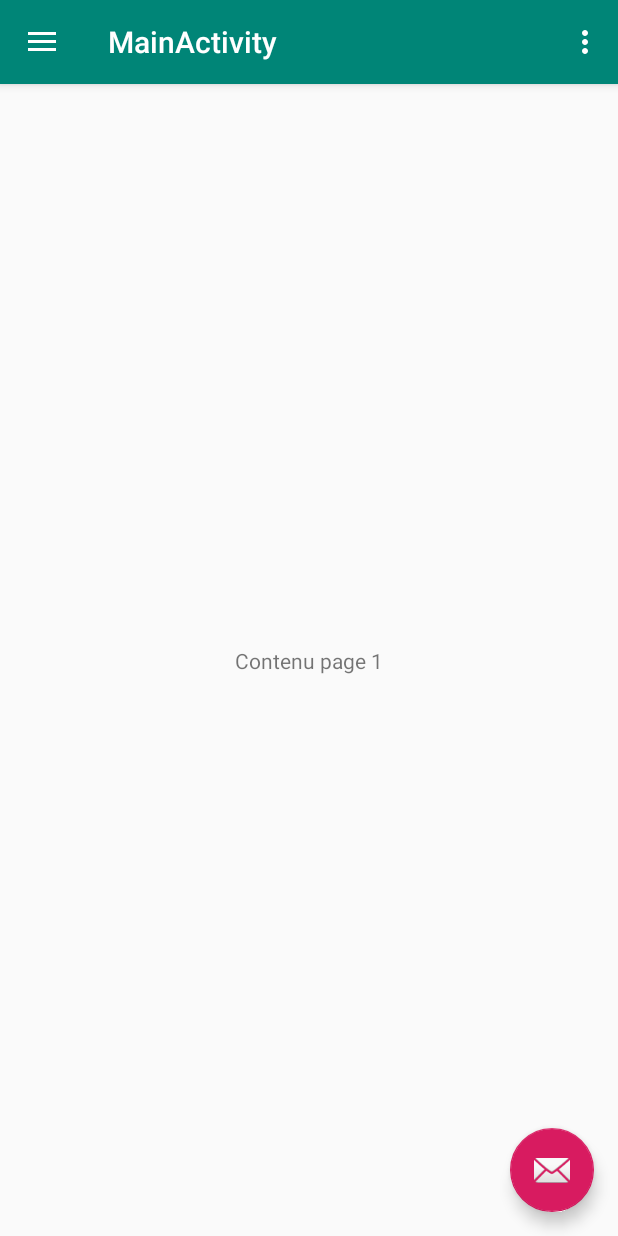
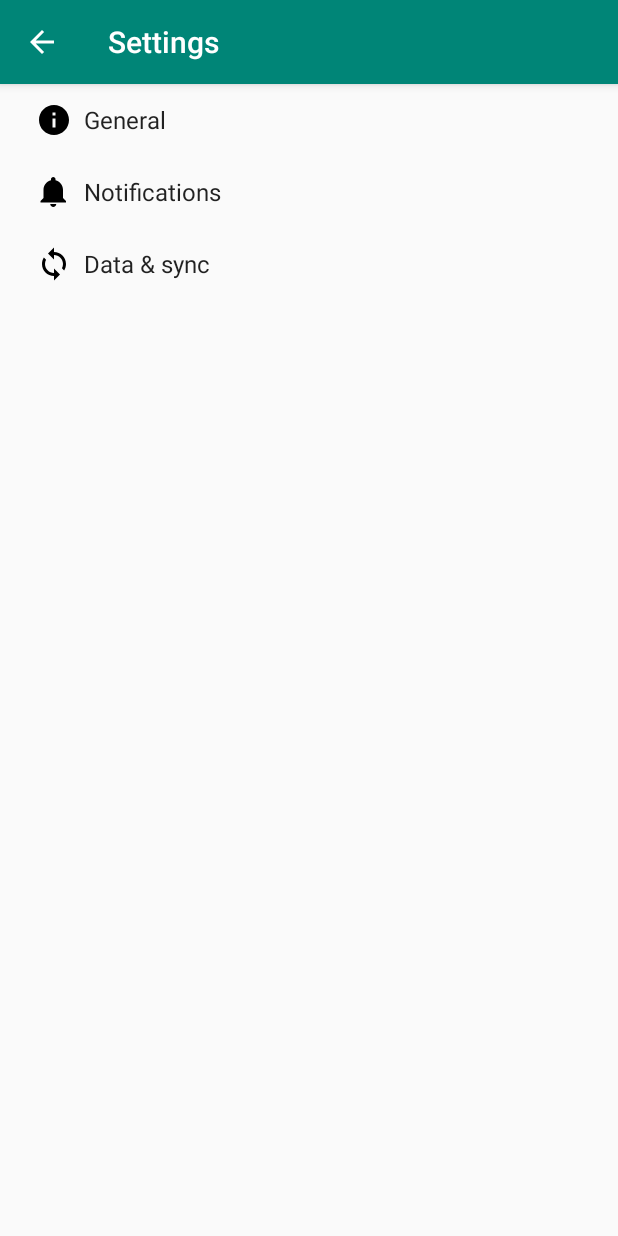
Before and after one commit to forumemi/ForumEMIEntreprises, an Android app: the MainActivity screen opened directly, with no data from a screen before it, in the options menu, after a tap on "Settings", on a phone screen of 412 x 824 dp. Run offline under Robolectric (Android 15) with nearby library versions, the phone set to English and light mode, and no system bars; our stand-ins replace Firebase (no records; nobody signed in at launch, a user with empty details on screens opened directly).

Commit message:
Add SettingsActivity

```diff
--- /dev/null
+++ b/app/src/main/java/com/forum/emi/app/AppCompatPreferenceActivity.java
@@ -0,0 +1,109 @@
+package com.forum.emi.app;
+
+import android.content.res.Configuration;
+import android.os.Bundle;
+import android.preference.PreferenceActivity;
+import android.support.annotation.LayoutRes;
+import android.support.annotation.Nullable;
+import android.support.v7.app.ActionBar;
+import android.support.v7.app.AppCompatDelegate;
+import android.support.v7.widget.Toolbar;
+import android.view.MenuInflater;
+import android.view.View;
+import android.view.ViewGroup;
+
+/**
+ * A {@link android.preference.PreferenceActivity} which implements and proxies the necessary calls
+ * to be used with AppCompat.
+ */
+public abstract class AppCompatPreferenceActivity extends PreferenceActivity {
+
+    private AppCompatDelegate mDelegate;
+
+    @Override
+    protected void onCreate(Bundle savedInstanceState) {
+        getDelegate().installViewFactory();
+        getDelegate().onCreate(savedInstanceState);
+        super.onCreate(savedInstanceState);
+    }
+
+    @Override
+    protected void onPostCreate(Bundle savedInstanceState) {
+        super.onPostCreate(savedInstanceState);
+        getDelegate().onPostCreate(savedInstanceState);
+    }
+
+    public ActionBar getSupportActionBar() {
+        return getDelegate().getSupportActionBar();
+    }
+
+    public void setSupportActionBar(@Nullable Toolbar toolbar) {
+        getDelegate().setSupportActionBar(toolbar);
+    }
+
+    @Override
+    public MenuInflater getMenuInflater() {
+        return getDelegate().getMenuInflater();
+    }
+
+    @Override
+    public void setContentView(@LayoutRes int layoutResID) {
+        getDelegate().setContentView(layoutResID);
+    }
+
+    @Override
+    public void setContentView(View view) {
+        getDelegate().setContentView(view);
+    }
+
+    @Override
+    public void setContentView(View view, ViewGroup.LayoutParams params) {
+        getDelegate().setContentView(view, params);
+    }
+
+    @Override
+    public void addContentView(View view, ViewGroup.LayoutParams params) {
+        getDelegate().addContentView(view, params);
+    }
+
+    @Override
+    protected void onPostResume() {
+        super.onPostResume();
+        getDelegate().onPostResume();
+    }
+
+    @Override
+    protected void onTitleChanged(CharSequence title, int color) {
+        super.onTitleChanged(title, color);
+        getDelegate().setTitle(title);
+    }
+
+    @Override
+    public void onConfigurationChanged(Configuration newConfig) {
+        super.onConfigurationChanged(newConfig);
+        getDelegate().onConfigurationChanged(newConfig);
+    }
+
+    @Override
+    protected void onStop() {
+        super.onStop();
+        getDelegate().onStop();
+    }
+
+    @Override
+    protected void onDestroy() {
+        super.onDestroy();
+        getDelegate().onDestroy();
+    }
+
+    public void invalidateOptionsMenu() {
+        getDelegate().invalidateOptionsMenu();
+    }
+
+    private AppCompatDelegate getDelegate() {
+        if (mDelegate == null) {
+            mDelegate = AppCompatDelegate.create(this, null);
+        }
+        return mDelegate;
+    }
+}
--- a/app/src/main/java/com/forum/emi/app/MainActivity.java
+++ b/app/src/main/java/com/forum/emi/app/MainActivity.java
@@ -78,6 +78,8 @@ public class MainActivity extends AppCompatActivity
 
         //noinspection SimplifiableIfStatement
         if (id == R.id.action_settings) {
+            Intent intent = new Intent(MainActivity.this,SettingsActivity.class);
+            startActivity(intent);
             return true;
         }
 
--- /dev/null
+++ b/app/src/main/res/drawable/ic_info_black_24dp.xml
@@ -0,0 +1,9 @@
+<vector xmlns:android="http://schemas.android.com/apk/res/android"
+    android:width="24dp"
+    android:height="24dp"
+    android:viewportWidth="24.0"
+    android:viewportHeight="24.0">
+    <path
+        android:fillColor="#FF000000"
+        android:pathData="M12,2C6.48,2 2,6.48 2,12s4.48,10 10,10 10,-4.48 10,-10S17.52,2 12,2zm1,15h-2v-6h2v6zm0,-8h-2V7h2v2z" />
+</vector>
--- /dev/null
+++ b/app/src/main/res/drawable/ic_notifications_black_24dp.xml
@@ -0,0 +1,9 @@
+<vector xmlns:android="http://schemas.android.com/apk/res/android"
+    android:width="24dp"
+    android:height="24dp"
+    android:viewportWidth="24.0"
+    android:viewportHeight="24.0">
+    <path
+        android:fillColor="#FF000000"
+        android:pathData="M11.5,22c1.1,0 2,-0.9 2,-2h-4c0,1.1 0.9,2 2,2zm6.5,-6v-5.5c0,-3.07 -2.13,-5.64 -5,-6.32V3.5c0,-0.83 -0.67,-1.5 -1.5,-1.5S10,2.67 10,3.5v0.68c-2.87,0.68 -5,3.25 -5,6.32V16l-2,2v1h17v-1l-2,-2z" />
+</vector>
--- /dev/null
+++ b/app/src/main/res/drawable/ic_sync_black_24dp.xml
@@ -0,0 +1,9 @@
+<vector xmlns:android="http://schemas.android.com/apk/res/android"
+    android:width="24dp"
+    android:height="24dp"
+    android:viewportWidth="24.0"
+    android:viewportHeight="24.0">
+    <path
+        android:fillColor="#FF000000"
+        android:pathData="M12 4V1L8 5l4 4V6c3.31 0 6 2.69 6 6 0 1.01,-.25 1.97,-.7 2.8l1.46 1.46C19.54 15.03 20 13.57 20 12c0,-4.42,-3.58,-8,-8,-8zm0 14c-3.31 0,-6,-2.69,-6,-6 0,-1.01.25,-1.97.7,-2.8L5.24 7.74C4.46 8.97 4 10.43 4 12c0 4.42 3.58 8 8 8v3l4,-4,-4,-4v3z" />
+</vector>
--- a/app/src/main/res/values/strings.xml
+++ b/app/src/main/res/values/strings.xml
@@ -12,4 +12,77 @@
     <string name="nav_home">Acceuil</string>
     <string name="nav_plan">Plan</string>
     <string name="nav_companies">Entreprises participantes</string>
+    <string name="title_activity_settings">Settings</string>
+
+    <!-- Strings related to Settings -->
+
+    <!-- Example General settings -->
+    <string name="pref_header_general">General</string>
+
+    <string name="pref_title_social_recommendations">Enable social recommendations</string>
+    <string name="pref_description_social_recommendations">Recommendations for people to contact
+        based on your message history
+    </string>
+
+    <string name="pref_title_display_name">Display name</string>
+    <string name="pref_default_display_name">John Smith</string>
+
+    <string name="pref_title_add_friends_to_messages">Add friends to messages</string>
+    <string-array name="pref_example_list_titles">
+        <item>Always</item>
+        <item>When possible</item>
+        <item>Never</item>
+    </string-array>
+    <string-array name="pref_example_list_values">
+        <item>1</item>
+        <item>0</item>
+        <item>-1</item>
+    </string-array>
+
+    <!-- Example settings for Data & Sync -->
+    <string name="pref_header_data_sync">Data &amp; sync</string>
+
+    <string name="pref_title_sync_frequency">Sync frequency</string>
+    <string-array name="pref_sync_frequency_titles">
+        <item>15 minutes</item>
+        <item>30 minutes</item>
+        <item>1 hour</item>
+        <item>3 hours</item>
+        <item>6 hours</item>
+        <item>Never</item>
+    </string-array>
+    <string-array name="pref_sync_frequency_values">
+        <item>15</item>
+        <item>30</item>
+        <item>60</item>
+        <item>180</item>
+        <item>360</item>
+        <item>-1</item>
+    </string-array>
+
+    <string-array name="list_preference_entries">
+        <item>Entry 1</item>
+        <item>Entry 2</item>
+        <item>Entry 3</item>
+    </string-array>
+
+    <string-array name="list_preference_entry_values">
+        <item>1</item>
+        <item>2</item>
+        <item>3</item>
+    </string-array>
+
+    <string-array name="multi_select_list_preference_default_value" />
+
+    <string name="pref_title_system_sync_settings">System sync settings</string>
+
+    <!-- Example settings for Notifications -->
+    <string name="pref_header_notifications">Notifications</string>
+
+    <string name="pref_title_new_message_notifications">New message notifications</string>
+
+    <string name="pref_title_ringtone">Ringtone</string>
+    <string name="pref_ringtone_silent">Silent</string>
+
+    <string name="pref_title_vibrate">Vibrate</string>
 </resources>
--- /dev/null
+++ b/app/src/main/res/xml/pref_data_sync.xml
@@ -0,0 +1,21 @@
+<PreferenceScreen xmlns:android="http://schemas.android.com/apk/res/android">
+
+    <!-- NOTE: Hide buttons to simplify the UI. Users can touch outside the dialog to
+         dismiss it. -->
+    <!-- NOTE: ListPreference's summary should be set to its value by the activity code. -->
+    <ListPreference
+        android:defaultValue="180"
+        android:entries="@array/pref_sync_frequency_titles"
+        android:entryValues="@array/pref_sync_frequency_values"
+        android:key="sync_frequency"
+        android:negativeButtonText="@null"
+        android:positiveButtonText="@null"
+        android:title="@string/pref_title_sync_frequency" />
+
+    <!-- This preference simply launches an intent when selected. Use this UI sparingly, per
+         design guidelines. -->
+    <Preference android:title="@string/pref_title_system_sync_settings">
+        <intent android:action="android.settings.SYNC_SETTINGS" />
+    </Preference>
+
+</PreferenceScreen>
--- /dev/null
+++ b/app/src/main/res/xml/pref_general.xml
@@ -0,0 +1,33 @@
+<PreferenceScreen xmlns:android="http://schemas.android.com/apk/res/android">
+
+    <SwitchPreference
+        android:defaultValue="true"
+        android:key="example_switch"
+        android:summary="@string/pref_description_social_recommendations"
+        android:title="@string/pref_title_social_recommendations" />
+
+    <!-- NOTE: EditTextPreference accepts EditText attributes. -->
+    <!-- NOTE: EditTextPreference's summary should be set to its value by the activity code. -->
+    <EditTextPreference
+        android:capitalize="words"
+        android:defaultValue="@string/pref_default_display_name"
+        android:inputType="textCapWords"
+        android:key="example_text"
+        android:maxLines="1"
+        android:selectAllOnFocus="true"
+        android:singleLine="true"
+        android:title="@string/pref_title_display_name" />
+
+    <!-- NOTE: Hide buttons to simplify the UI. Users can touch outside the dialog to
+         dismiss it. -->
+    <!-- NOTE: ListPreference's summary should be set to its value by the activity code. -->
+    <ListPreference
+        android:defaultValue="-1"
+        android:entries="@array/pref_example_list_titles"
+        android:entryValues="@array/pref_example_list_values"
+        android:key="example_list"
+        android:negativeButtonText="@null"
+        android:positiveButtonText="@null"
+        android:title="@string/pref_title_add_friends_to_messages" />
+
+</PreferenceScreen>
--- /dev/null
+++ b/app/src/main/res/xml/pref_headers.xml
@@ -0,0 +1,20 @@
+<preference-headers xmlns:android="http://schemas.android.com/apk/res/android">
+
+    <!-- These settings headers are only used on tablets. -->
+
+    <header
+        android:fragment="com.forum.emi.app.SettingsActivity$GeneralPreferenceFragment"
+        android:icon="@drawable/ic_info_black_24dp"
+        android:title="@string/pref_header_general" />
+
+    <header
+        android:fragment="com.forum.emi.app.SettingsActivity$NotificationPreferenceFragment"
+        android:icon="@drawable/ic_notifications_black_24dp"
+        android:title="@string/pref_header_notifications" />
+
+    <header
+        android:fragment="com.forum.emi.app.SettingsActivity$DataSyncPreferenceFragment"
+        android:icon="@drawable/ic_sync_black_24dp"
+        android:title="@string/pref_header_data_sync" />
+
+</preference-headers>
--- /dev/null
+++ b/app/src/main/res/xml/pref_notification.xml
@@ -0,0 +1,27 @@
+<PreferenceScreen xmlns:android="http://schemas.android.com/apk/res/android">
+
+    <!-- A 'parent' preference, which enables/disables child preferences (below)
+         when checked/unchecked. -->
+    <SwitchPreference
+        android:defaultValue="true"
+        android:key="notifications_new_message"
+        android:title="@string/pref_title_new_message_notifications" />
+
+    <!-- Allows the user to choose a ringtone in the 'notification' category. -->
+    <!-- NOTE: This preference will be enabled only when the checkbox above is checked. -->
+    <!-- NOTE: RingtonePreference's summary should be set to its value by the activity code. -->
+    <RingtonePreference
+        android:defaultValue="content://settings/system/notification_sound"
+        android:dependency="notifications_new_message"
+        android:key="notifications_new_message_ringtone"
+        android:ringtoneType="notification"
+        android:title="@string/pref_title_ringtone" />
+
+    <!-- NOTE: This preference will be enabled only when the checkbox above is checked. -->
+    <SwitchPreference
+        android:defaultValue="true"
+        android:dependency="notifications_new_message"
+        android:key="notifications_new_message_vibrate"
+        android:title="@string/pref_title_vibrate" />
+
+</PreferenceScreen>
```
Also changed, not shown: app/src/main/AndroidManifest.xml (+27 -18 lines), app/src/main/java/com/forum/emi/app/SettingsActivity.java (added, +254 -0 lines).
